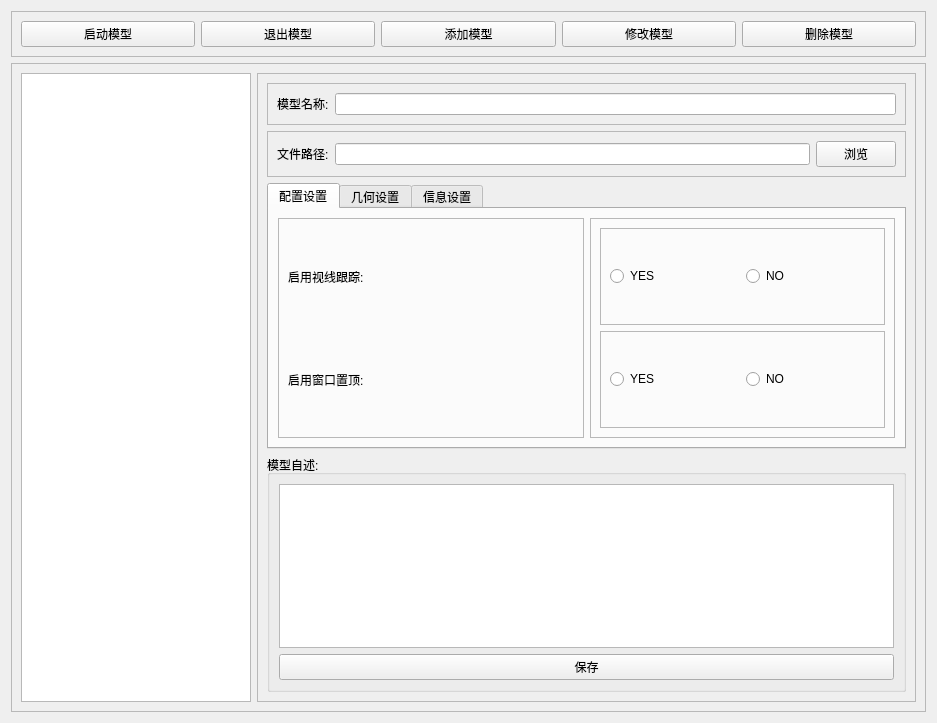
First picture: the form in LogGpt/setlive2ddialogwidget.ui, repository log159/LogChat, before the edit.
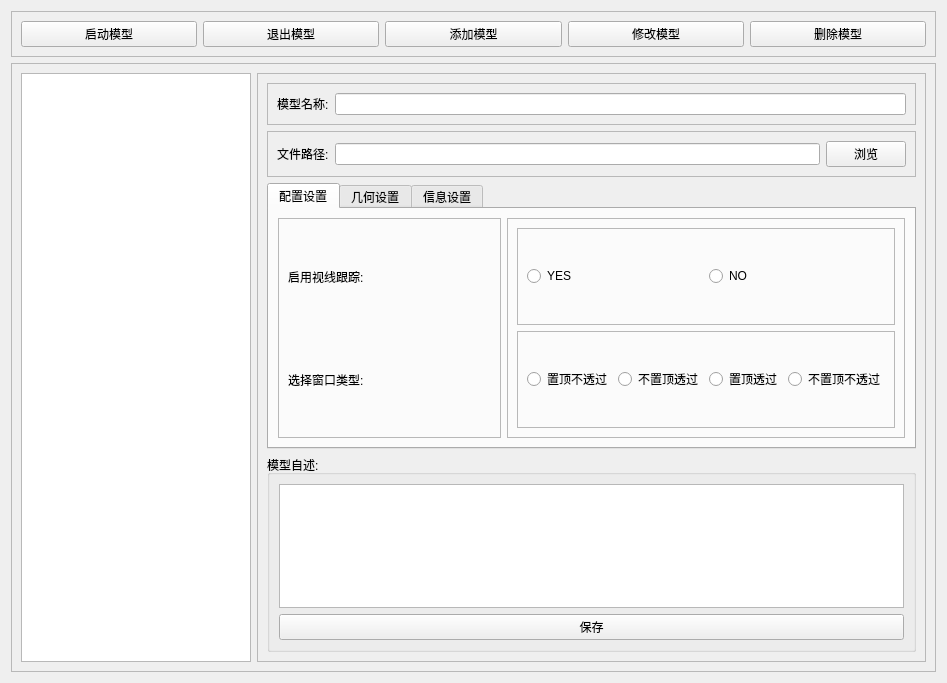
Second picture: the form after the edit.

```diff
--- a/LogGpt/setlive2ddialogwidget.ui
+++ b/LogGpt/setlive2ddialogwidget.ui
@@ -6,8 +6,8 @@
    <rect>
     <x>0</x>
     <y>0</y>
-    <width>937</width>
-    <height>723</height>
+    <width>947</width>
+    <height>683</height>
    </rect>
   </property>
   <property name="windowTitle">
@@ -81,8 +81,8 @@
      <property name="frameShadow">
       <enum>QFrame::Raised</enum>
      </property>
-     <layout class="QHBoxLayout" name="horizontalLayout_4">
-      <item>
+     <layout class="QGridLayout" name="gridLayout">
+      <item row="0" column="0">
        <widget class="QListWidget" name="listWidget_model">
         <property name="minimumSize">
          <size>
@@ -98,7 +98,7 @@
         </property>
        </widget>
       </item>
-      <item>
+      <item row="0" column="1">
        <widget class="QFrame" name="frame_model_control">
         <property name="frameShape">
          <enum>QFrame::StyledPanel</enum>
@@ -191,7 +191,7 @@
                 <item>
                  <widget class="QLabel" name="label_top_enable">
                   <property name="text">
-                   <string>启用窗口置顶:</string>
+                   <string>选择窗口类型:</string>
                   </property>
                  </widget>
                 </item>
@@ -241,18 +241,32 @@
                   <property name="frameShadow">
                    <enum>QFrame::Raised</enum>
                   </property>
-                  <layout class="QGridLayout" name="gridLayout_6">
-                   <item row="0" column="1">
-                    <widget class="QRadioButton" name="radioButton_top_enable_yes">
-                     <property name="text">
-                      <string>YES</string>
-                     </property>
-                    </widget>
-                   </item>
+                  <layout class="QGridLayout" name="gridLayout_8">
                    <item row="0" column="2">
                     <widget class="QRadioButton" name="radioButton_top_enable_no">
                      <property name="text">
-                      <string>NO</string>
+                      <string>置顶透过</string>
+                     </property>
+                    </widget>
+                   </item>
+                   <item row="0" column="0">
+                    <widget class="QRadioButton" name="radioButton_wintop">
+                     <property name="text">
+                      <string>置顶不透过</string>
+                     </property>
+                    </widget>
+                   </item>
+                   <item row="0" column="1">
+                    <widget class="QRadioButton" name="radioButton_winapha">
+                     <property name="text">
+                      <string>不置顶透过</string>
+                     </property>
+                    </widget>
+                   </item>
+                   <item row="0" column="3">
+                    <widget class="QRadioButton" name="radioButton_winnotopnoapha">
+                     <property name="text">
+                      <string>不置顶不透过</string>
                      </property>
                     </widget>
                    </item>
```
Left out of the diff: 6 changed lines with no effect on the pictures.
